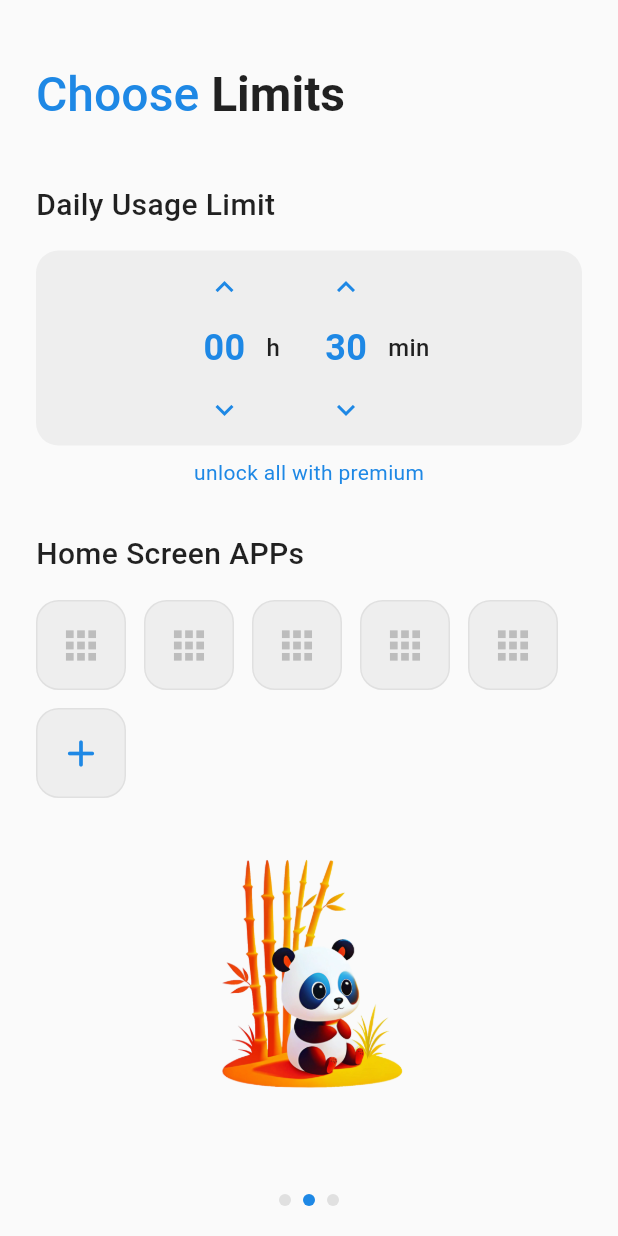
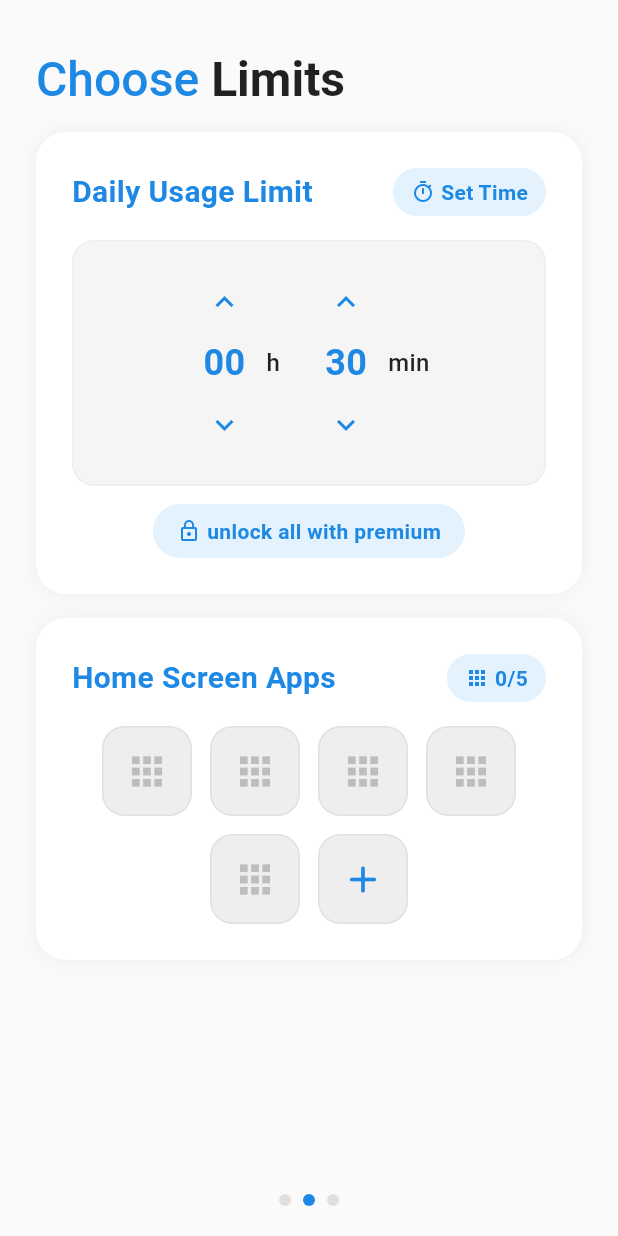
Before and after one commit to FHamidov/SafeLaunch, a Flutter app: the screen it shows after launch, swiped to page 2, on a phone screen of 412 x 824 dp. Run offline on Flutter 3.47's test engine with Material 3 defaults, Android fonts, the phone set to English and light mode, and no system bars; our stand-ins replace flutter_contacts, permission_handler; missing offline and left inert: installed_apps.

Commit message:
welcome page

```diff
--- a/lib/dashboard.dart
+++ b/lib/dashboard.dart
@@ -162,7 +162,7 @@ class _DashboardState extends State<Dashboard> {
       child: Column(
         crossAxisAlignment: CrossAxisAlignment.start,
         children: [
-          const SizedBox(height: 20),
+          const SizedBox(height: 10),
           RichText(
             text: TextSpan(
               children: [
@@ -185,21 +185,73 @@ class _DashboardState extends State<Dashboard> {
               ],
             ),
           ),
-          const SizedBox(height: 40),
-          Text(
+          const SizedBox(height: 16),
+          Container(
+            padding: EdgeInsets.all(24),
+            decoration: BoxDecoration(
+              color: Colors.white,
+              borderRadius: BorderRadius.circular(20),
+              boxShadow: [
+                BoxShadow(
+                  color: Colors.black.withOpacity(0.05),
+                  blurRadius: 10,
+                  spreadRadius: 0,
+                ),
+              ],
+            ),
+            child: Column(
+              crossAxisAlignment: CrossAxisAlignment.start,
+              children: [
+                Row(
+                  mainAxisAlignment: MainAxisAlignment.spaceBetween,
+                  crossAxisAlignment: CrossAxisAlignment.center,
+                  children: [
+                    Expanded(
+                      child: Text(
                         'Daily Usage Limit',
                         style: TextStyle(
                           fontSize: 20,
-              color: Colors.black87,
-              fontWeight: FontWeight.w500,
+                          color: Colors.blue[600],
+                          fontWeight: FontWeight.bold,
                         ),
+                      ),
+                    ),
+                    Container(
+                      padding:
+                          EdgeInsets.symmetric(horizontal: 12, vertical: 6),
+                      decoration: BoxDecoration(
+                        color: Colors.blue[50],
+                        borderRadius: BorderRadius.circular(20),
+                      ),
+                      child: Row(
+                        mainAxisSize: MainAxisSize.min,
+                        children: [
+                          Icon(
+                            Icons.timer_outlined,
+                            size: 16,
+                            color: Colors.blue[600],
+                          ),
+                          SizedBox(width: 4),
+                          Text(
+                            'Set Time',
+                            style: TextStyle(
+                              fontSize: 14,
+                              color: Colors.blue[600],
+                              fontWeight: FontWeight.w600,
+                            ),
+                          ),
+                        ],
+                      ),
+                    ),
+                  ],
                 ),
                 const SizedBox(height: 16),
                 Container(
-            padding: EdgeInsets.symmetric(horizontal: 10, vertical: 0),
+                  padding: EdgeInsets.symmetric(horizontal: 10, vertical: 16),
                   decoration: BoxDecoration(
-              color: Colors.grey[200],
+                    color: Colors.grey[100],
                     borderRadius: BorderRadius.circular(15),
+                    border: Border.all(color: Colors.grey[200]!),
                   ),
                   child: Row(
                     mainAxisAlignment: MainAxisAlignment.center,
@@ -220,28 +272,104 @@ class _DashboardState extends State<Dashboard> {
                     ],
                   ),
                 ),
-          const SizedBox(height: 8),
+                SizedBox(height: 12),
                 Center(
-            child: Text(
+                  child: GestureDetector(
+                    onTap: () => _showPremiumDialog(context),
+                    child: Container(
+                      padding:
+                          EdgeInsets.symmetric(horizontal: 16, vertical: 8),
+                      decoration: BoxDecoration(
+                        color: Colors.blue[50],
+                        borderRadius: BorderRadius.circular(20),
+                      ),
+                      child: Row(
+                        mainAxisSize: MainAxisSize.min,
+                        children: [
+                          Icon(
+                            Icons.lock_outline,
+                            size: 16,
+                            color: Colors.blue[600],
+                          ),
+                          SizedBox(width: 4),
+                          Text(
                             'unlock all with premium',
                             style: TextStyle(
                               fontSize: 14,
                               color: Colors.blue[600],
-                fontWeight: FontWeight.w400,
+                              fontWeight: FontWeight.w600,
+                            ),
+                          ),
+                        ],
                       ),
                     ),
                   ),
-          const SizedBox(height: 30),
-          Text(
-            'Home Screen APPs',
-            style: TextStyle(
-              fontSize: 20,
-              color: Colors.black87,
-              fontWeight: FontWeight.w500,
+                ),
+              ],
             ),
           ),
           const SizedBox(height: 16),
-          Wrap(
+          Container(
+            width: double.infinity,
+            padding: EdgeInsets.all(24),
+            decoration: BoxDecoration(
+              color: Colors.white,
+              borderRadius: BorderRadius.circular(20),
+              boxShadow: [
+                BoxShadow(
+                  color: Colors.black.withOpacity(0.05),
+                  blurRadius: 10,
+                  spreadRadius: 0,
+                ),
+              ],
+            ),
+            child: Column(
+              crossAxisAlignment: CrossAxisAlignment.center,
+              children: [
+                Row(
+                  mainAxisAlignment: MainAxisAlignment.spaceBetween,
+                  children: [
+                    Text(
+                      'Home Screen Apps',
+                      style: TextStyle(
+                        fontSize: 20,
+                        color: Colors.blue[600],
+                        fontWeight: FontWeight.bold,
+                      ),
+                    ),
+                    Container(
+                      padding:
+                          EdgeInsets.symmetric(horizontal: 12, vertical: 6),
+                      decoration: BoxDecoration(
+                        color: Colors.blue[50],
+                        borderRadius: BorderRadius.circular(20),
+                      ),
+                      child: Row(
+                        mainAxisSize: MainAxisSize.min,
+                        children: [
+                          Icon(
+                            Icons.apps_rounded,
+                            size: 16,
+                            color: Colors.blue[600],
+                          ),
+                          SizedBox(width: 4),
+                          Text(
+                            '${selectedApps.length}/5',
+                            style: TextStyle(
+                              fontSize: 14,
+                              color: Colors.blue[600],
+                              fontWeight: FontWeight.w600,
+                            ),
+                          ),
+                        ],
+                      ),
+                    ),
+                  ],
+                ),
+                const SizedBox(height: 16),
+                Center(
+                  child: Wrap(
+                    alignment: WrapAlignment.center,
                     spacing: 12,
                     runSpacing: 12,
                     children: [
@@ -249,11 +377,11 @@ class _DashboardState extends State<Dashboard> {
                       _buildAddAppButton(),
                     ],
                   ),
-          const Spacer(),
-          Center(
-            child: Image.asset('assets/panda.png', height: 180),
                 ),
-          const SizedBox(height: 60),
+              ],
+            ),
+          ),
+          const SizedBox(height: 20),
         ],
       ),
     );
@@ -300,6 +428,8 @@ class _DashboardState extends State<Dashboard> {
                   int newValue = value - step;
                   if (newValue < 0) {
                     newValue = 0;
+                  } else if (label == 'min' && newValue % 5 != 0) {
+                    newValue = (newValue ~/ 5) * 5;
                   }
                   onChanged(newValue);
                 }
@@ -1217,11 +1347,13 @@ class _DashboardState extends State<Dashboard> {
                               icon: Icon(Icons.search, color: Colors.grey[400]),
                               suffixIcon: searchController.text.isNotEmpty
                                   ? IconButton(
-                                      icon: Icon(Icons.clear, color: Colors.grey[400]),
+                                      icon: Icon(Icons.clear,
+                                          color: Colors.grey[400]),
                                       onPressed: () {
                                         searchController.clear();
                                         setState(() {
-                                          filteredContacts = List.from(contacts);
+                                          filteredContacts =
+                                              List.from(contacts);
                                         });
                                       },
                                     )
@@ -1281,7 +1413,8 @@ class _DashboardState extends State<Dashboard> {
                                   decoration: BoxDecoration(
                                     color: Colors.white,
                                     borderRadius: BorderRadius.circular(12),
-                                    border: Border.all(color: Colors.grey[200]!),
+                                    border:
+                                        Border.all(color: Colors.grey[200]!),
                                     boxShadow: [
                                       BoxShadow(
                                         color: Colors.black.withOpacity(0.02),
@@ -1304,7 +1437,8 @@ class _DashboardState extends State<Dashboard> {
                                       ),
                                       child: Center(
                                         child: Text(
-                                          (contact.displayName)[0].toUpperCase(),
+                                          (contact.displayName)[0]
+                                              .toUpperCase(),
                                           style: TextStyle(
                                             color: Colors.blue[600],
                                             fontSize: 20,
@@ -1329,7 +1463,9 @@ class _DashboardState extends State<Dashboard> {
                                       ),
                                     ),
                                     onTap: () async {
-                                      final fullContact = await FlutterContacts.getContact(contact.id);
+                                      final fullContact =
+                                          await FlutterContacts.getContact(
+                                              contact.id);
                                       if (fullContact != null) {
                                         if (!mounted) return;
                                         this.setState(() {
@@ -1354,7 +1490,8 @@ class _DashboardState extends State<Dashboard> {
       } else {
         ScaffoldMessenger.of(context).showSnackBar(
           SnackBar(
-            content: Text('Please allow access to contacts to select emergency contact'),
+            content: Text(
+                'Please allow access to contacts to select emergency contact'),
             action: SnackBarAction(
               label: 'Settings',
               onPressed: () => openAppSettings(),
```
Lines whose indentation alone changed are shown as unchanged.
